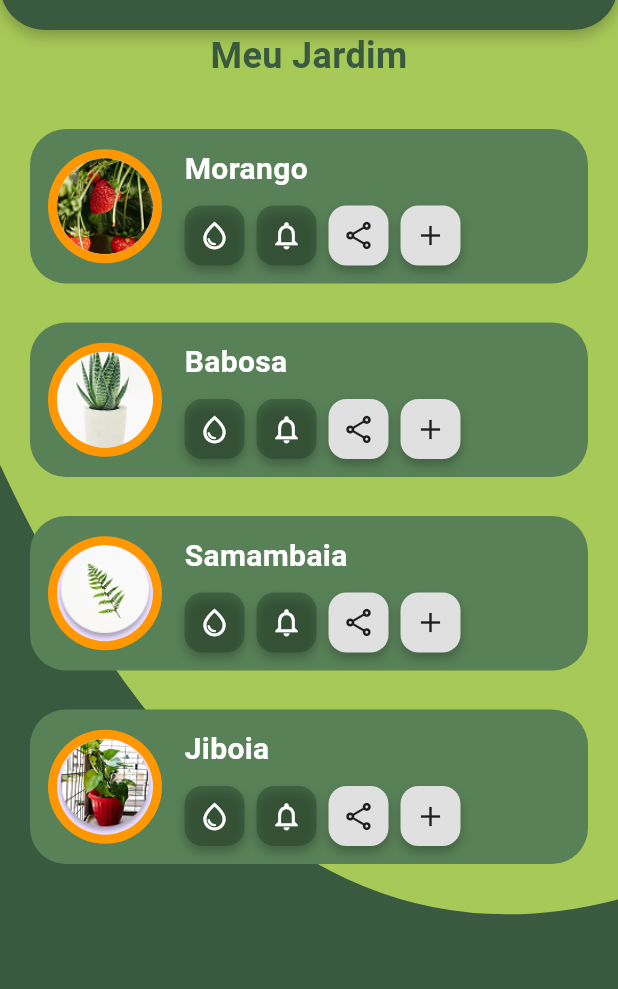
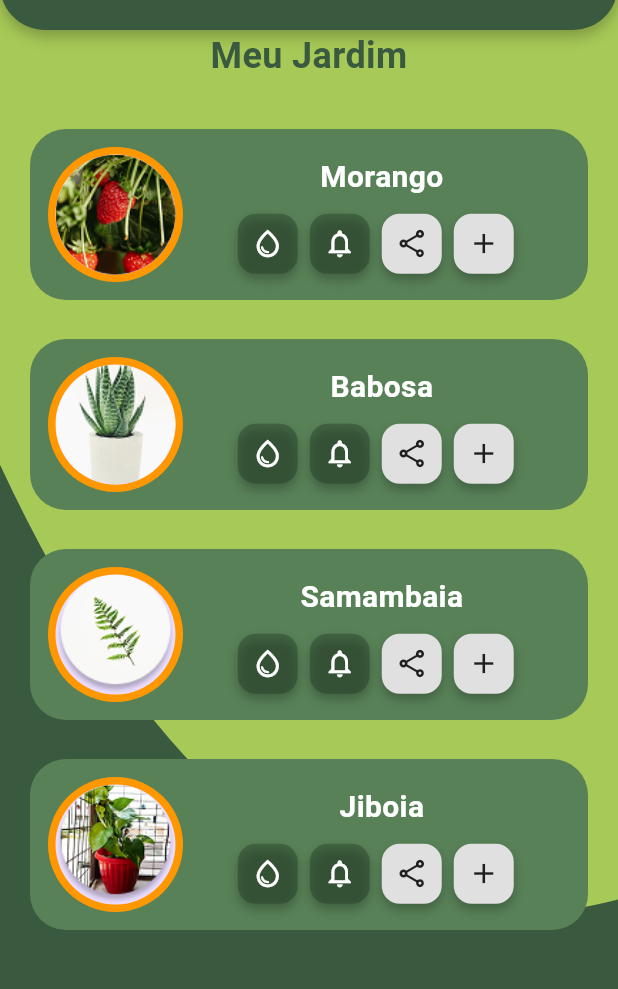
Before and after one commit to gabrielsilvaa12/GardenMeMobile, a Flutter app: the MyHomePage screen opened directly, on a phone screen of 412 x 824 dp, the part 240-1229 px from its top. Run offline on Flutter 3.47's test engine with Material 3 defaults, Android fonts, the light colour scheme and no system bars.

Commit message:
correção de erros na tela inicial

```diff
--- a/lib/components/details_plant.dart
+++ b/lib/components/details_plant.dart
@@ -127,7 +127,7 @@ class DetailedPlant extends StatelessWidget {
                 shape: BoxShape.circle,
               ),
               child: const Icon(
-                Icons.notifications,
+                Icons.notifications_none_outlined,
                 color: Colors.white,
                 size: 24,
               ),
--- a/lib/components/plant_card.dart
+++ b/lib/components/plant_card.dart
@@ -55,20 +55,19 @@ class _PlantCardState extends State<PlantCard> {
       child: Row(
         children: [
           CircleAvatar(
-            radius: 38,
+            radius: 45,
             backgroundColor: corPlanta
                 ? const Color(0xFFAFF695)
                 : Colors.orange,
             child: CircleAvatar(
-              radius: 32,
+              radius: 40,
               backgroundImage: AssetImage(widget.imagemPlanta),
             ),
           ),
           const SizedBox(width: 15),
           Expanded(
             child: Column(
-              crossAxisAlignment: CrossAxisAlignment.start,
-              mainAxisAlignment: MainAxisAlignment.center,
+              crossAxisAlignment: CrossAxisAlignment.center,
               children: [
                 Text(
                   widget.nomePlanta,
@@ -80,6 +79,7 @@ class _PlantCardState extends State<PlantCard> {
                 ),
                 const SizedBox(height: 10),
                 Row(
+                  mainAxisAlignment: MainAxisAlignment.center,
                   children: [
                     _buildActionButton(
                       function: () {
```
